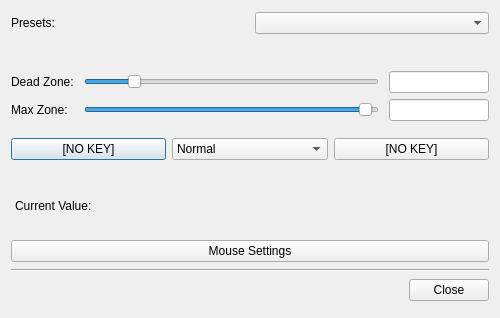
Above: src/axiseditdialog.ui from AntiMicroX/antimicrox before the change. Below: the same form after it.
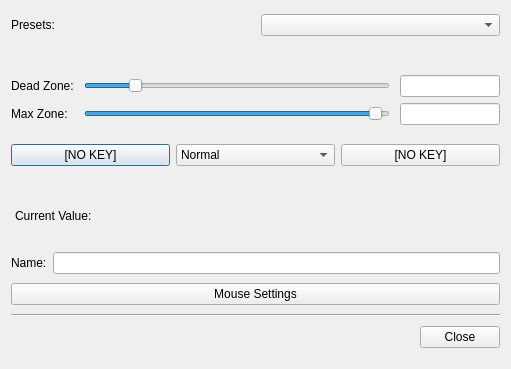
That is the form after the change. Icons and pictures are not drawn. Custom widgets are drawn as their Qt base class.

```diff
--- a/src/axiseditdialog.ui
+++ b/src/axiseditdialog.ui
@@ -6,8 +6,8 @@
    <rect>
     <x>0</x>
     <y>0</y>
-    <width>500</width>
-    <height>318</height>
+    <width>511</width>
+    <height>369</height>
    </rect>
   </property>
   <property name="sizePolicy">
@@ -438,6 +438,23 @@
      </property>
     </spacer>
    </item>
+   <item>
+    <layout class="QHBoxLayout" name="horizontalLayout">
+     <item>
+      <widget class="QLabel" name="axisNameLabel">
+       <property name="text">
+        <string>Name:</string>
+       </property>
+       <property name="buddy">
+        <cstring>axisNameLineEdit</cstring>
+       </property>
+      </widget>
+     </item>
+     <item>
+      <widget class="QLineEdit" name="axisNameLineEdit"/>
+     </item>
+    </layout>
+   </item>
    <item>
     <widget class="QPushButton" name="mouseSettingsPushButton">
      <property name="text">
```
Left out of the diff: 2 changed lines with no effect on the pictures.
